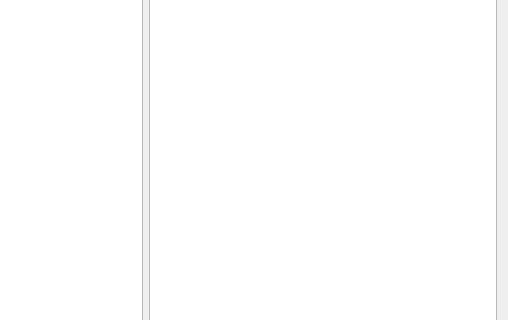
Old version of the form game/tablero.ui in the repository losfroger/ajedrez-juego; both pictures show x 468 to 976 and y 175 to 495 of the 976 by 628 pixel window.
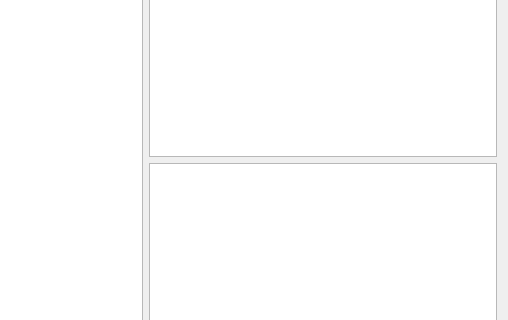
New version of the form.

The edit to the form file:
```diff
--- a/game/tablero.ui
+++ b/game/tablero.ui
@@ -69,6 +69,9 @@
          </property>
         </widget>
        </item>
+       <item>
+        <widget class="QPlainTextEdit" name="plainTextEdit"/>
+       </item>
       </layout>
      </item>
     </layout>
```
